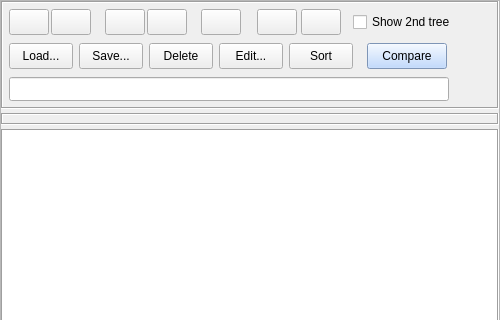
Before: the Qt Designer form qeframeworkSup/project/widgets/QEPvLoadSave/QEPvLoadSaveHalf.ui in qtepics/qeframework, drawn with Qt 5; both pictures show x 0 to 500 and y 0 to 320 of the 500 by 485 pixel window.
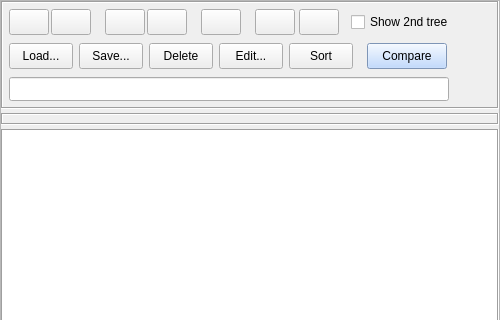
After: the same form once the commit is applied. Icons and pictures are not drawn. Custom widgets are drawn as their Qt base class.

Commit message: QEPvLoadSave: Add selected item suffle up/down capability (similar to scratch path). Tweaks the new half.ui file geometry.

What changed in the file:
```diff
--- a/qeframeworkSup/project/widgets/QEPvLoadSave/QEPvLoadSaveHalf.ui
+++ b/qeframeworkSup/project/widgets/QEPvLoadSave/QEPvLoadSaveHalf.ui
@@ -28,12 +28,6 @@
    </property>
    <item>
     <widget class="QFrame" name="mainFrame">
-     <property name="minimumSize">
-      <size>
-       <width>500</width>
-       <height>328</height>
-      </size>
-     </property>
      <property name="frameShape">
       <enum>QFrame::Shape::StyledPanel</enum>
      </property>
@@ -79,9 +73,9 @@
         <widget class="QCheckBox" name="show2ndTreeCheckBox">
          <property name="geometry">
           <rect>
-           <x>352</x>
+           <x>350</x>
            <y>12</y>
-           <width>104</width>
+           <width>112</width>
            <height>18</height>
           </rect>
          </property>
@@ -193,7 +187,7 @@
         <widget class="QPushButton" name="copyAllButton">
          <property name="geometry">
           <rect>
-           <x>256</x>
+           <x>254</x>
            <y>8</y>
            <width>40</width>
            <height>26</height>
@@ -233,7 +227,7 @@
         <widget class="QPushButton" name="copySelectedButton">
          <property name="geometry">
           <rect>
-           <x>300</x>
+           <x>298</x>
            <y>8</y>
            <width>40</width>
            <height>26</height>
```
The commit also changes 6 other files.
